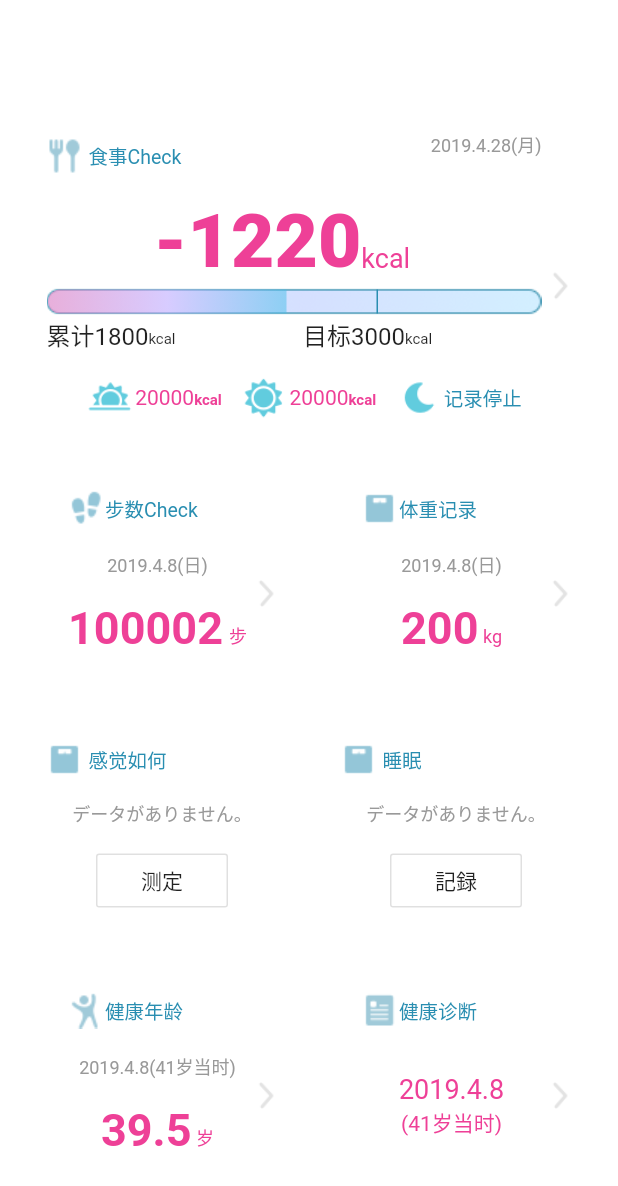
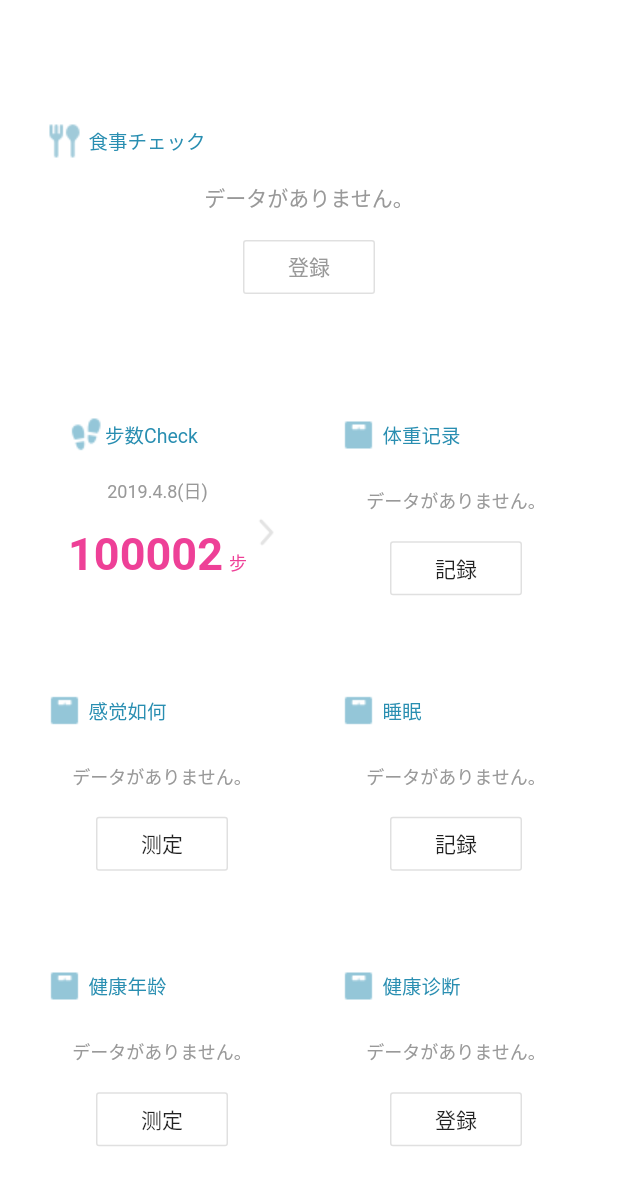
Before and after one commit to crystalyf/flutterDemoX, a Flutter app: the RecordTop screen opened directly, after a tap on "步数Check", on a phone screen of 412 x 824 dp. Shown: the top 1186 px of the screen. Run offline on Flutter 3.47's test engine with Material 2 defaults, Android fonts, the phone set to English and light mode, and no system bars.

Commit message:
example: recordTop画面优化

```diff
--- a/lib/screens/example/record_top.dart
+++ b/lib/screens/example/record_top.dart
@@ -2,9 +2,11 @@ import 'package:flutter/material.dart';
 import 'package:flutter/widgets.dart';
 import 'package:flutter_demox/screens/example/components/eat_card_top.dart';
 import 'package:flutter_demox/screens/example/components/reusable_card.dart';
+import 'package:flutter_demox/screens/example/record_top_view_model.dart';
 import 'package:flutter_demox/screens/example/resource/colors.dart';
 import 'package:flutter_demox/screens/example/resource/constants.dart';
 import 'package:flutter_demox/screens/example/resource/styles.dart';
+import 'package:provider/provider.dart';
 
 class RecordTop extends StatefulWidget {
   @override
@@ -15,18 +17,15 @@ class _RecordTopState extends State<RecordTop> {
   //当天摄入的卡路里
   int kcalValue = -1220;
 
-  bool isHaveEatData = true;
-  bool isHaveStepData = true;
-  bool isHaveWeightData = true;
-  bool isHaveFeelData = false;
-  bool isHaveSleepData = false;
-  bool isHaveHealthAgeData = true;
-  bool isHaveHealthDiagnosisData = true;
-
   @override
   Widget build(BuildContext context) {
-    return Container(
-        child: Scaffold(
+    return ChangeNotifierProvider(
+      create: (context) {
+        return RecordTopViewModel();
+      },
+      child: Container(
+        child: Consumer<RecordTopViewModel>(builder: (context, value, child) {
+          return Scaffold(
             //透明背景的appbar
             backgroundColor: Colors.transparent,
             appBar: AppBar(
@@ -51,7 +50,8 @@ class _RecordTopState extends State<RecordTop> {
                     margin: EdgeInsets.fromLTRB(5, 0, 5, 7),
                     child: EatCardTop(
                         cardChild: EatDataWidget(
-                isHaveData: isHaveEatData,
+                      isHaveData:
+                          context.watch<RecordTopViewModel>().isHaveEatData,
                       kcalValue: kcalValue,
                     )),
                   ),
@@ -61,9 +61,12 @@ class _RecordTopState extends State<RecordTop> {
                       Expanded(
                         child: ReusableCard(
                             onPress: () {
-                        setState(() {});
+                              _stepWidgetClick(context);
                             },
-                      cardChild: StepDataWidget(isHaveData: isHaveStepData)),
+                            cardChild: StepDataWidget(
+                                isHaveData: context
+                                    .watch<RecordTopViewModel>()
+                                    .isHaveStepData)),
                       ),
                       Expanded(
                         child: ReusableCard(
@@ -73,7 +76,9 @@ class _RecordTopState extends State<RecordTop> {
                               });
                             },
                             cardChild: WeightDataWidget(
-                        isHaveData: isHaveWeightData,
+                              isHaveData: context
+                                  .watch<RecordTopViewModel>()
+                                  .isHaveWeightData,
                             )),
                       ),
                     ],
@@ -87,7 +92,9 @@ class _RecordTopState extends State<RecordTop> {
                               print('感觉：press');
                             },
                             cardChild: FeelDataWidget(
-                        isHaveData: isHaveFeelData,
+                              isHaveData: context
+                                  .watch<RecordTopViewModel>()
+                                  .isHaveFeelData,
                             )),
                       ),
                       Expanded(
@@ -96,7 +103,9 @@ class _RecordTopState extends State<RecordTop> {
                               setState(() {});
                             },
                             cardChild: SleepDataWidget(
-                        isHaveData: isHaveSleepData,
+                              isHaveData: context
+                                  .watch<RecordTopViewModel>()
+                                  .isHaveSleepData,
                             )),
                       ),
                     ],
@@ -110,7 +119,9 @@ class _RecordTopState extends State<RecordTop> {
                               print('健康年龄：press');
                             },
                             cardChild: HealthAgeDataWidget(
-                        isHaveData: isHaveHealthAgeData,
+                              isHaveData: context
+                                  .watch<RecordTopViewModel>()
+                                  .isHaveHealthAgeData,
                             )),
                       ),
                       Expanded(
@@ -119,7 +130,9 @@ class _RecordTopState extends State<RecordTop> {
                             setState(() {});
                           },
                           cardChild: HealthDiagnosisDataWidget(
-                      isHaveData: isHaveHealthDiagnosisData,
+                            isHaveData: context
+                                .watch<RecordTopViewModel>()
+                                .isHaveHealthDiagnosisData,
                           ),
                         ),
                       ),
@@ -128,11 +141,39 @@ class _RecordTopState extends State<RecordTop> {
                 ],
               ),
             ),
-    ));
+          );
+        }),
+      ),
+    );
+  }
+
+  void _stepWidgetClick(BuildContext context) {
+    if (context.read<RecordTopViewModel>().isHaveStepData) {
+      _transferToStepTop(context);
+    } else {
+      _transferToStepTutorial(context);
+    }
+  }
+
+  ///「CC02-02_ 歩数 TOP- 日表示」へ遷移
+  void _transferToStepTop(BuildContext context) {
+    setState(() {
+      context.read<RecordTopViewModel>().isHaveStepData =
+          !context.read<RecordTopViewModel>().isHaveStepData;
+    });
+  }
+
+  ///「CC01-01_ 歩数計チュートリアル -01」へ遷移
+  void _transferToStepTutorial(BuildContext context) {
+    setState(() {
+      context.read<RecordTopViewModel>().isHaveStepData =
+          !context.read<RecordTopViewModel>().isHaveStepData;
+    });
   }
 }
 
 ///Eat数据的Widget
+// ignore: must_be_immutable
 class EatDataWidget extends StatelessWidget {
   EatDataWidget({this.isHaveData, this.kcalValue});
 
@@ -142,9 +183,9 @@ class EatDataWidget extends StatelessWidget {
   @override
   Widget build(BuildContext context) {
     if (isHaveData) {
-      ///有Eat数据时的Widget
+      ///have data Widget
       return Container(
-        margin: EdgeInsets.fromLTRB(0, 10, 0, 0),
+        // margin: EdgeInsets.fromLTRB(0, 10, 0, 0),
         child: Row(
           mainAxisAlignment: MainAxisAlignment.end,
           children: [
@@ -153,11 +194,12 @@ class EatDataWidget extends StatelessWidget {
                 mainAxisAlignment: MainAxisAlignment.center,
                 mainAxisSize: MainAxisSize.min,
                 children: [
-                  Row(
+                  Container(
+                    margin: EdgeInsets.fromLTRB(16, 16, 0, 0),
+                    child: Row(
                       mainAxisAlignment: MainAxisAlignment.spaceBetween,
                       children: [
                         Container(
-                        margin: EdgeInsets.fromLTRB(16, 16, 0, 0),
                           child: Row(
                             children: [
                               Container(
@@ -168,7 +210,7 @@ class EatDataWidget extends StatelessWidget {
                               Container(
                                   margin: EdgeInsets.only(left: 4.0),
                                   child: Text(
-                                  '食事Check',
+                                    '食事チェック',
                                     style: Styles.text5.merge(
                                       TextStyle(color: BeautyColors.blue01),
                                     ),
@@ -178,13 +220,14 @@ class EatDataWidget extends StatelessWidget {
                         ),
                         Container(
                           child: Text(
-                          '2019.4.28(月)',
+                            context.watch<RecordTopViewModel>().currentDate,
                             style: Styles.text3.merge(TextStyle(
                               color: BeautyColors.gray06,
                             )),
                           ),
                         )
                       ],
+                    ),
                   ),
                   Container(
                     margin: EdgeInsets.only(top: 16),
@@ -195,32 +238,49 @@ class EatDataWidget extends StatelessWidget {
                       children: <Widget>[
                         Text(
                           kcalValue.toString(),
-                          style: recordTopEatTopNumberTextStyle1,
+                          style: Styles.text1.merge(
+                            TextStyle(
+                              color: BeautyColors.pink01,
+                              fontSize: 30.0,
+                            ),
+                          ),
                         ),
                         Text(
                           'kcal',
-                          style: recordItemEatTopTextStyle3,
+                          style: Styles.text9.merge(
+                            TextStyle(
+                              color: BeautyColors.pink01,
+                            ),
+                          ),
                         )
                       ],
                     ),
                   ),
-                  getSeekWidget(),
+                  getSeekWidget(context.watch<RecordTopViewModel>().totalKCal),
                   Row(
                     children: [
                       Container(
-                        margin: EdgeInsets.only(left: 16.0),
+                        margin: EdgeInsets.only(left: 16.0, top: 5),
                         child: Row(
                           mainAxisAlignment: MainAxisAlignment.center,
                           crossAxisAlignment: CrossAxisAlignment.baseline,
                           textBaseline: TextBaseline.alphabetic,
                           children: <Widget>[
                             Text(
-                              '累计1800',
-                              style: recordItemEatTopTextStyle4,
+                              '累计' +
+                                  context
+                                      .watch<RecordTopViewModel>()
+                                      .totalKCal
+                                      .toString(),
+                              style: TextStyle(
+                                fontSize: 16.0,
+                              ),
                             ),
                             Text(
                               'kcal',
-                              style: recordItemEatTopTextStyle45,
+                              style: TextStyle(
+                                fontSize: 10.0,
+                              ),
                             )
                           ],
                         ),
@@ -234,11 +294,15 @@ class EatDataWidget extends StatelessWidget {
                           children: <Widget>[
                             Text(
                               '目标3000',
-                              style: recordItemEatTopTextStyle4,
+                              style: TextStyle(
+                                fontSize: 16.0,
+                              ),
                             ),
                             Text(
                               'kcal',
-                              style: recordItemEatTopTextStyle45,
+                              style: TextStyle(
+                                fontSize: 10.0,
+                              ),
                             )
                           ],
                         ),
@@ -246,7 +310,7 @@ class EatDataWidget extends StatelessWidget {
                     ],
                   ),
                   Container(
-                    margin: EdgeInsets.fromLTRB(30, 15, 0, 25),
+                    margin: EdgeInsets.fromLTRB(16, 15, 0, 20),
                     child: Row(
                       mainAxisAlignment: MainAxisAlignment.spaceEvenly,
                       children: [
@@ -345,13 +409,13 @@ class EatDataWidget extends StatelessWidget {
               margin: EdgeInsets.only(right: 12.0),
               width: 24,
               height: 24,
-              child: Image.asset("assets/ic_cheveron.png"),
+              child: Image.asset('assets/ic_cheveron.png'),
             )
           ],
         ),
       );
     } else {
-      ///没有Eat数据时的Widget
+      ///no Eat data Widget
       return Container(
         height: 190,
         child: Column(
@@ -370,7 +434,7 @@ class EatDataWidget extends StatelessWidget {
                     child: Container(
                         margin: EdgeInsets.only(left: 4.0),
                         child: Text(
-                          '食事Check',
+                          '食事チェック',
                           style: Styles.text5.merge(
                             TextStyle(color: BeautyColors.blue01),
                           ),
@@ -395,8 +459,12 @@ class EatDataWidget extends StatelessWidget {
                     ),
                     Container(
                       margin: EdgeInsets.only(bottom: 54.0),
-                      child:
-                          OutlineButton(onPressed: () {}, child: Text(login)),
+                      child: OutlineButton(
+                          onPressed: () {},
+                          child: Text('登録',
+                              style: Styles.text7.merge(
+                                TextStyle(color: BeautyColors.gray06),
+                              ))),
                     )
                   ],
                 ),
@@ -1243,8 +1311,7 @@ class HealthDiagnosisDataWidget extends StatelessWidget {
 }
 
 ///进度layout的自定义View
-Widget getSeekWidget() {
-  //seeklayout 渐变颜色
+Widget getSeekWidget(int totalKCal) {
   var colorColumn = Color(0x80FD70B7);
   var colorColumn1 = Color(0x80DBB0FF);
   var colorColumn2 = Color(0x8046BEE8);
@@ -1253,7 +1320,6 @@ Widget getSeekWidget() {
     margin: EdgeInsets.only(left: 16),
     height: 20,
     decoration: BoxDecoration(
-      //背景
       image: DecorationImage(
         image: AssetImage('assets/gauge.png'),
         fit: BoxFit.cover,
@@ -1262,13 +1328,14 @@ Widget getSeekWidget() {
     child: Stack(
       children: [
         Container(
-          margin: EdgeInsets.only(right: 170, top: 2, bottom: 2, left: 1),
+          //total seek length == 310，4200kcal
+          margin: EdgeInsets.only(
+              right: 310 - totalKCal / 4200 * 310, top: 2, bottom: 2, left: 1),
           decoration: BoxDecoration(
             gradient: LinearGradient(
-                //渐变位置
-                begin: Alignment.centerLeft, //右上
-                end: Alignment.centerRight, //左下
-                stops: [0.0, 0.5, 1.0], //[渐变起始点, 渐变结束点]
+                begin: Alignment.centerLeft,
+                end: Alignment.centerRight,
+                stops: [0.0, 0.5, 1.0],
                 colors: [colorColumn, colorColumn1, colorColumn2]),
             borderRadius: BorderRadius.only(
                 topLeft: Radius.circular(10.0),
--- /dev/null
+++ b/lib/screens/example/record_top_view_model.dart
@@ -0,0 +1,46 @@
+import 'package:flutter/material.dart';
+import 'package:intl/intl.dart';
+
+class RecordTopViewModel extends ChangeNotifier {
+  bool isHaveEatData = false;
+  bool isHaveStepData = false;
+  bool isHaveWeightData = false;
+  bool isHaveFeelData = false;
+  bool isHaveSleepData = false;
+  bool isHaveHealthAgeData = false;
+  bool isHaveHealthDiagnosisData = false;
+
+  var stepCount = 1000002;
+  var weightNumber = 200;
+  var healthAge = 39.5;
+  var healthDiagnosisAge = 41;
+  var feelHour = 74;
+  var feelMinute = 26;
+  var sleepHour = 10;
+  var sleepMinute = 30;
+  var currentDate = '2019.4.8(日)';
+  var diagnosisDate = '2018.3.12';
+  var totalKCal = 1800;
+
+  RecordTopViewModel();
+
+  void getStep() {}
+
+  void getEatData() {}
+
+  void getWeightData() {}
+
+  void getFeelData() {}
+
+  void getSleepData() {}
+
+  void getHealthAge() {}
+
+  void getHealthDiagnosisData() {}
+
+  ///カンマで区切られた数千
+  String getFormatStepCount() {
+    var format = NumberFormat('0,000');
+    return format.format(stepCount);
+  }
+}
--- a/pubspec.yaml
+++ b/pubspec.yaml
@@ -23,12 +23,16 @@ environment:
 dependencies:
   flutter:
     sdk: flutter
+  flutter_localizations:
+    sdk: flutter
 
 
   # The following adds the Cupertino Icons font to your application.
   # Use with the CupertinoIcons class for iOS style icons.
-  cupertino_icons: ^1.0.0
+  cupertino_icons: ^0.1.3
   font_awesome_flutter: ^8.4.0
+  http: ^0.12.2
+  provider: ^4.3.2+1
 
 dev_dependencies:
   flutter_test:
```
Lines whose indentation alone changed are shown as unchanged.
